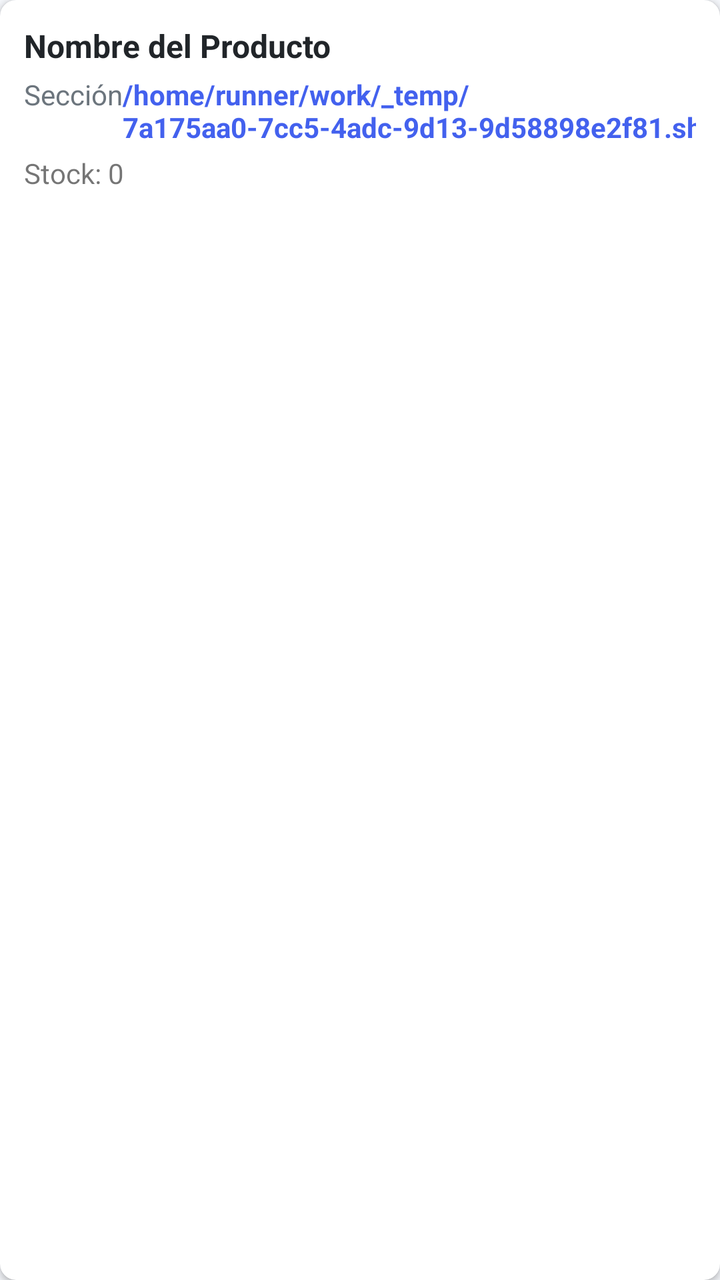
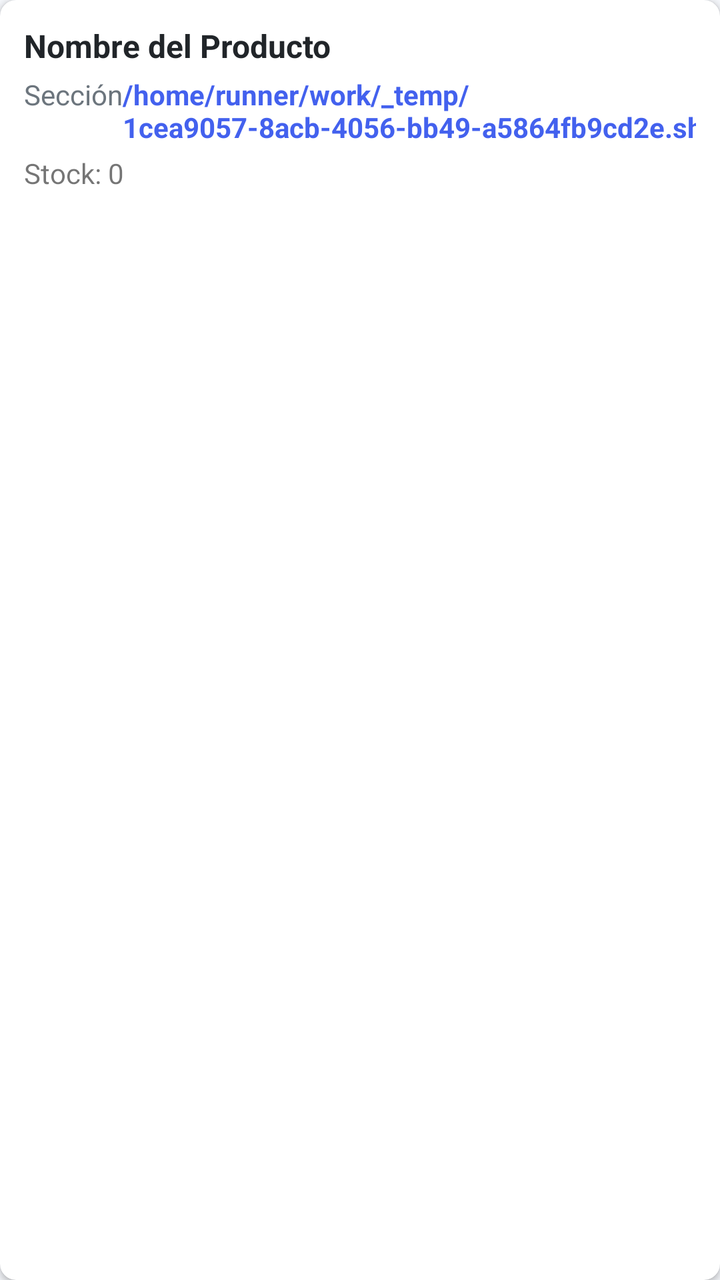

Screens rendered from an Android XML layout before and after an edit, with the pre-edit source and the edit as a unified diff.
<!-- AndroidManifest.xml: application theme Theme.OmniVentas -->
<!-- res/layout/item_producto.xml -->
<?xml version="1.0" encoding="utf-8"?>
<androidx.cardview.widget.CardView xmlns:android="http://schemas.android.com/apk/res/android"
    xmlns:app="http://schemas.android.com/apk/res-auto"
    android:layout_width="match_parent"
    android:layout_height="wrap_content"
    android:layout_marginBottom="8dp"
    app:cardCornerRadius="8dp"
    app:cardElevation="2dp">
    <LinearLayout
        android:layout_width="match_parent"
        android:layout_height="wrap_content"
        android:orientation="vertical"
        android:padding="12dp">
        <TextView
            android:id="@+id/tv_nombre"
            android:layout_width="match_parent"
            android:layout_height="wrap_content"
            android:text="Nombre del Producto"
            android:textSize="16sp"
            android:textStyle="bold"
            android:textColor="@color/dark" />
        <LinearLayout
            android:layout_width="match_parent"
            android:layout_height="wrap_content"
            android:orientation="horizontal"
            android:layout_marginTop="4dp">
            <TextView
                android:id="@+id/tv_seccion"
                android:layout_width="0dp"
                android:layout_height="wrap_content"
                android:layout_weight="1"
                android:text="Sección"
                android:textSize="14sp"
                android:textColor="@color/gray" />
            <TextView
                android:id="@+id/tv_precio"
                android:layout_width="wrap_content"
                android:layout_height="wrap_content"
                android:text="/home/runner/work/_temp/7a175aa0-7cc5-4adc-9d13-9d58898e2f81.sh.00"
                android:textSize="14sp"
                android:textColor="@color/primary"
                android:textStyle="bold" />
        </LinearLayout>
        <TextView
            android:id="@+id/tv_stock"
            android:layout_width="wrap_content"
            android:layout_height="wrap_content"
            android:text="Stock: 0"
            android:textSize="14sp"
            android:layout_marginTop="4dp" />
    </LinearLayout>
</androidx.cardview.widget.CardView>
<!-- resources referenced by this layout -->
<resources>
  <color name="dark">#212529</color>
  <color name="gray">#6C757D</color>
  <color name="primary">#4361EE</color>
  <style name="Theme.OmniVentas" parent="Theme.MaterialComponents.DayNight.NoActionBar">
          <item name="colorPrimary">@color/primary</item>
          <item name="colorPrimaryVariant">@color/primary_dark</item>
          <item name="colorOnPrimary">@color/white</item>
          <item name="colorSecondary">@color/secondary</item>
          <item name="colorOnSecondary">@color/white</item>
          <item name="android:statusBarColor">@color/primary</item>
          <item name="android:windowBackground">@color/light_gray</item>
      </style>
  <color name="primary_dark">#3A56D4</color>
  <color name="white">#FFFFFF</color>
  <color name="secondary">#3F37C9</color>
  <color name="light_gray">#F5F7FB</color>
</resources>

<!-- the commit's change to res/layout/item_producto.xml (unified diff, before → after) -->
@@ -36,7 +36,7 @@
                 android:id="@+id/tv_precio"
                 android:layout_width="wrap_content"
                 android:layout_height="wrap_content"
-                android:text="/home/runner/work/_temp/7a175aa0-7cc5-4adc-9d13-9d58898e2f81.sh.00"
+                android:text="/home/runner/work/_temp/1cea9057-8acb-4056-bb49-a5864fb9cd2e.sh.00"
                 android:textSize="14sp"
                 android:textColor="@color/primary"
                 android:textStyle="bold" />
